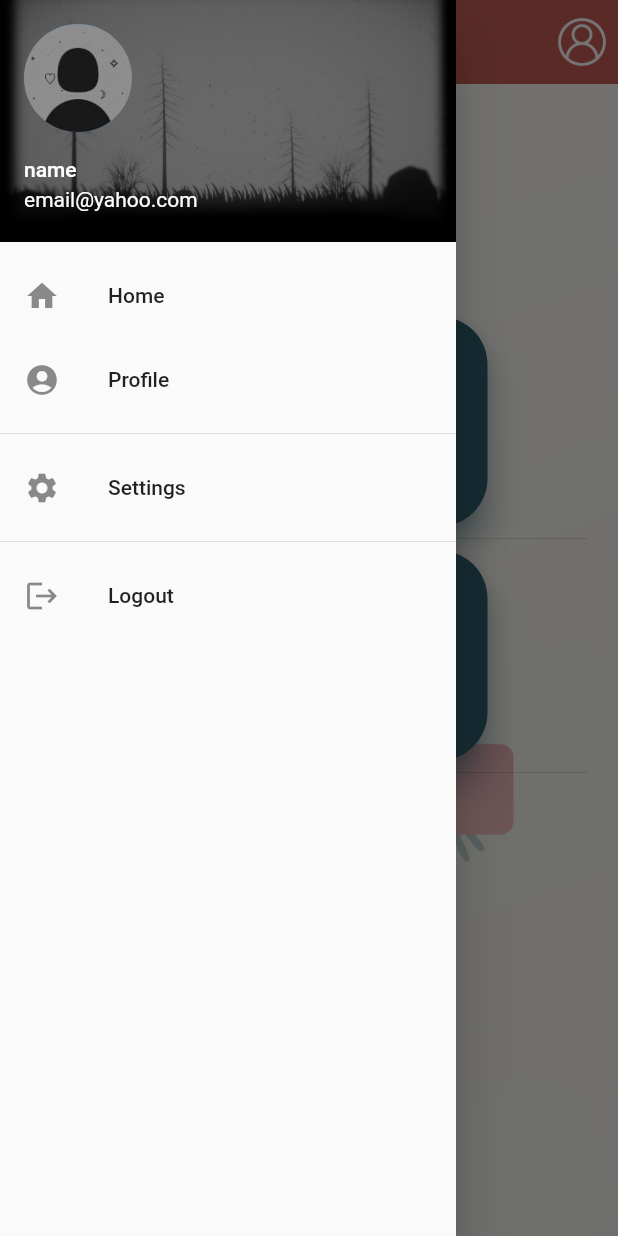
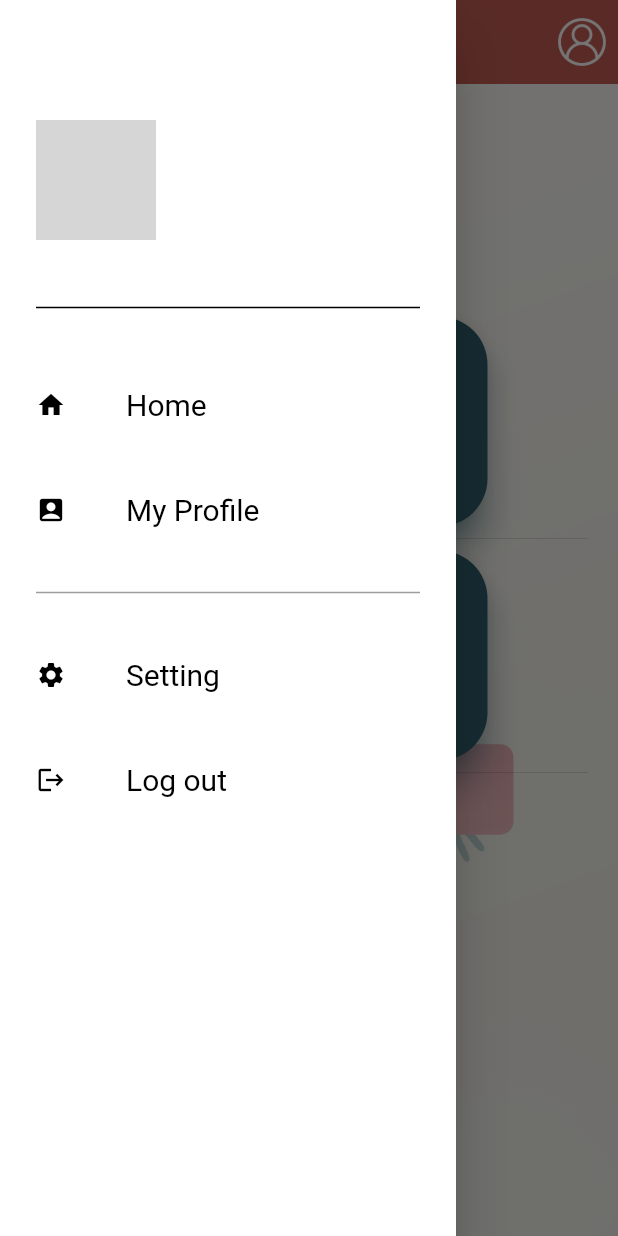
Before and after one commit to Gehad-Eid/ALQ, a Flutter app: the header screen opened by its route, with the side drawer open, on a phone screen of 412 x 824 dp. Run offline on Flutter 3.47's test engine with Material 2 defaults, Android fonts, the phone set to English and light mode, and no system bars; our stand-ins replace cloud_firestore, firebase_auth, firebase_core, fluttertoast, matcher, toast; accounts and stored records are empty; network calls fail; grey boxes are pictures that could not be loaded.

```diff
--- /dev/null
+++ b/lib/navBar/drawer_item.dart
@@ -0,0 +1,40 @@
+import 'package:flutter/material.dart';
+
+class DrawerItem extends StatelessWidget {
+  const DrawerItem(
+      {Key? key,
+      required this.name,
+      required this.icon,
+      required this.onPressed})
+      : super(key: key);
+
+  final String name;
+  final IconData icon;
+  final Function() onPressed;
+
+  @override
+  Widget build(BuildContext context) {
+    return InkWell(
+      onTap: onPressed,
+      child: SizedBox(
+        height: 40,
+        child: Row(
+          children: [
+            Icon(
+              icon,
+              size: 20,
+              color: Colors.black,
+            ),
+            const SizedBox(
+              width: 40,
+            ),
+            Text(
+              name,
+              style: const TextStyle(fontSize: 20, color: Colors.black),
+            )
+          ],
+        ),
+      ),
+    );
+  }
+}
--- /dev/null
+++ b/lib/navBar/naviigation_drawer.dart
@@ -0,0 +1,151 @@
+import 'package:cloud_firestore/cloud_firestore.dart';
+import 'package:firebase_auth/firebase_auth.dart';
+import 'package:flutter/material.dart';
+import '../models/user_model.dart';
+import '../screens/chapters.dart';
+import '../screens/home.dart';
+import '../screens/profile.dart';
+import 'drawer_item.dart';
+
+//cgange the padding a lettel + the text font & color
+
+class NavigationDrawer extends StatefulWidget {
+  const NavigationDrawer({super.key});
+
+  @override
+  State<NavigationDrawer> createState() => _NavigationDrawerState();
+}
+
+class _NavigationDrawerState extends State<NavigationDrawer> {
+  User? user = FirebaseAuth.instance.currentUser;
+  UserModel loggedInUser = UserModel();
+
+  @override
+  void initState() {
+    super.initState();
+    FirebaseFirestore.instance
+        .collection("student")
+        .doc(user!.uid)
+        .get()
+        .then((value) {
+      this.loggedInUser = UserModel.fromMap(value.data());
+      setState(() {});
+    });
+  }
+
+  @override
+  Widget build(BuildContext context) {
+    return Drawer(
+      child: Material(
+        color: Colors.white,
+        child: Padding(
+          padding: const EdgeInsets.fromLTRB(24.0, 80, 24, 0),
+          child: Column(
+            children: [
+              headerWidget(),
+              const SizedBox(
+                height: 40,
+              ),
+              const Divider(
+                thickness: 1,
+                height: 10,
+                color: Colors.black,
+              ),
+              const SizedBox(
+                height: 40,
+              ),
+              DrawerItem(
+                name: 'Home',
+                icon: Icons.home,
+                onPressed: () => onItemPressed(context, index: 0),
+              ),
+              const SizedBox(
+                height: 30,
+              ),
+              DrawerItem(
+                  name: 'My Profile',
+                  icon: Icons.account_box_rounded,
+                  onPressed: () => onItemPressed(context, index: 1)),
+              const SizedBox(
+                height: 30,
+              ),
+              const Divider(
+                thickness: 1,
+                height: 10,
+                color: Colors.grey,
+              ),
+              const SizedBox(
+                height: 30,
+              ),
+              DrawerItem(
+                  name: 'Setting',
+                  icon: Icons.settings,
+                  onPressed: () => onItemPressed(context, index: 2)),
+              const SizedBox(
+                height: 30,
+              ),
+              DrawerItem(
+                name: 'Log out',
+                icon: Icons.logout,
+                onPressed: () => logout(context),
+              ),
+            ],
+          ),
+        ),
+      ),
+    );
+  }
+
+  void onItemPressed(BuildContext context, {required int index}) {
+    Navigator.pop(context);
+
+    switch (index) {
+      case 0:
+        Navigator.push(
+            context, MaterialPageRoute(builder: (context) => header()));
+        break;
+    }
+  }
+
+  Widget headerWidget() {
+    const url =
+        'https://is3-ssl.mzstatic.com/image/thumb/Purple22/v4/66/48/78/66487872-fcce-74ab-5fa0-d442ab2de959/pr_source.png/750x750bb.jpeg';
+    return Row(
+      children: [
+        const CircleAvatar(
+          radius: 40,
+          backgroundImage: NetworkImage(url),
+        ),
+        const SizedBox(
+          width: 20,
+        ),
+        Column(
+          crossAxisAlignment: CrossAxisAlignment.start,
+          children: [
+            Text('${loggedInUser.firstName} ${loggedInUser.secondName}',
+                style: TextStyle(fontSize: 14, color: Colors.black)),
+            SizedBox(
+              height: 10,
+            ),
+            Text('${loggedInUser.email}',
+                style: TextStyle(fontSize: 14, color: Colors.black))
+          ],
+        )
+      ],
+    );
+  }
+
+  // the logout function
+  Future<void> logout(BuildContext context) async {
+    await FirebaseAuth.instance.signOut();
+    Navigator.of(context).pushReplacement(
+        MaterialPageRoute(builder: (context) => WelcomeScreen()));
+  }
+}
+
+
+
+
+
+
+//https://www.youtube.com/watch?v=7r0b4881_o8
--- a/lib/screens/chapters.dart
+++ b/lib/screens/chapters.dart
@@ -2,11 +2,11 @@ import 'package:alqgp/screens/profile.dart';
 import 'package:cloud_firestore/cloud_firestore.dart';
 import 'package:firebase_auth/firebase_auth.dart';
 import 'package:flutter/material.dart';
-//import 'package:alqgp/navBar.dart';
 import 'package:alqgp/screens/body.dart';
 
 import '../models/user_model.dart';
-import '../navBar.dart';
+//import '../navBar.dart';
+import '../navBar/naviigation_drawer.dart';
 
 class header extends StatefulWidget {
   //prop
@@ -38,7 +38,7 @@ class _headerState extends State<header> {
   @override
   Widget build(BuildContext context) {
     return Scaffold(
-      drawer: NavBar(),
+      drawer: NavigationDrawer(),
       appBar: buildAppBar(),
       body: Stack(
         children: [
@@ -74,8 +74,8 @@ class _headerState extends State<header> {
         },
       ),
       */
-      title: Center(
-        child: const Text(
+      title: const Center(
+        child: Text(
           "ALQ",
           style: TextStyle(
             fontSize: 23,
```
Also changed, not shown: lib/navBar/naviigation_drawer3.dart (added, +119 -0 lines).
